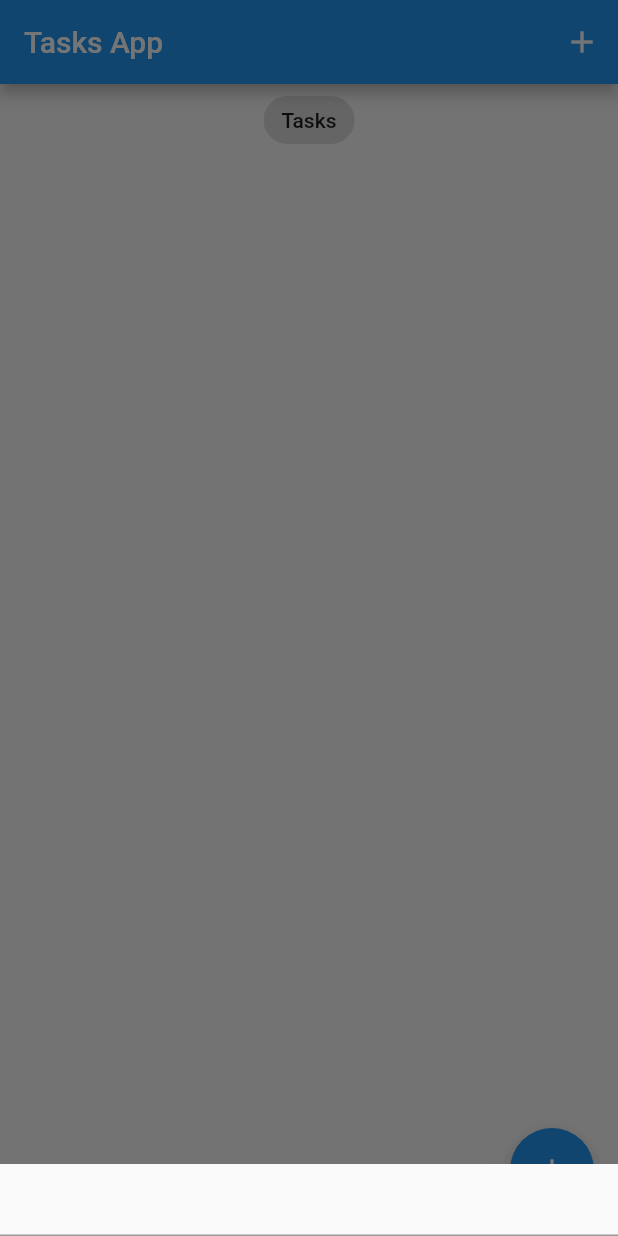
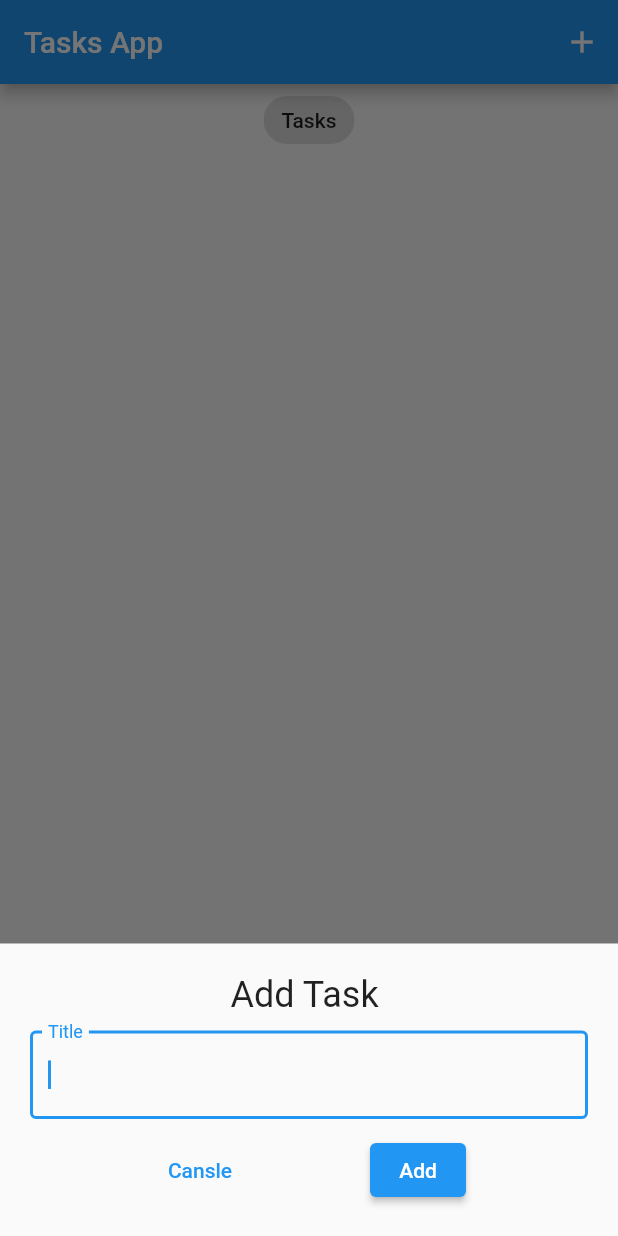
Before and after one commit to crow-dz/todowi, a Flutter app: the screen it shows after launch, after a tap on the "add" icon, on a phone screen of 412 x 824 dp. Run offline on Flutter 3.47's test engine with Material 2 defaults, Android fonts, the phone set to English and light mode, and no system bars; our stand-ins replace bloc, equatable, flutter_bloc; statements that could not run were skipped.

Commit message:
adding isDone task

```diff
--- a/lib/blocs/bloc/tasks_bloc.dart
+++ b/lib/blocs/bloc/tasks_bloc.dart
@@ -1,3 +1,5 @@
+import 'dart:developer';
+
 import 'package:bloc/bloc.dart';
 import 'package:equatable/equatable.dart';
 
@@ -14,11 +16,28 @@ class TasksBloc extends Bloc<TasksEvent, TasksState> {
   }
   void _onAddTask(AddTask event, Emitter<TasksState> emit) {
     final state = this.state;
+
     emit(
       TasksState(allTasks: List.from(state.allTasks)..add(event.task)),
     );
+    log(List.from(state.allTasks).toString());
   }
 
-  void _onUpdateTask(UpdateTask event, Emitter<TasksState> emit) {}
+  void _onUpdateTask(UpdateTask event, Emitter<TasksState> emit) {
+    // get new state from task event
+    final state = this.state;
+    // get new task from task event
+    final task = event.task;
+    // still not get it
+    List<Task> allTasks = List.from(state.allTasks)..remove(task);
+    // getting task index
+    final int index = state.allTasks.indexOf(task);
+    // toggel task isDone
+    task.isDone == false
+        ? allTasks.insert(index, task.copyWith(isDone: true))
+        : allTasks.insert(index, task.copyWith(isDone: false));
+    emit(TasksState(allTasks: allTasks));
+  }
+
   void _onDeleteTask(DeleteTask event, Emitter<TasksState> emit) {}
 }
--- a/lib/blocs/bloc/tasks_state.dart
+++ b/lib/blocs/bloc/tasks_state.dart
@@ -5,5 +5,5 @@ class TasksState extends Equatable {
   const TasksState({this.allTasks = const <Task>[]});
 
   @override
-  List<Object> get props => [];
+  List<Object> get props => [allTasks];
 }
--- a/lib/main.dart
+++ b/lib/main.dart
@@ -17,8 +17,7 @@ class MyApp extends StatelessWidget {
   @override
   Widget build(BuildContext context) {
     return BlocProvider(
-      create: (context) =>
-          TasksBloc()..add(AddTask(task: Task(title: "test task"))),
+      create: (context) => TasksBloc(),
       child: MaterialApp(
         debugShowCheckedModeBanner: false,
         theme: ThemeData(
--- /dev/null
+++ b/lib/screens/add_task_screen.dart
@@ -0,0 +1,56 @@
+import 'package:flutter/material.dart';
+import 'package:todowi/blocs/bloc_exports.dart';
+
+import '../models/task.dart';
+
+class AddTaskScreen extends StatelessWidget {
+  const AddTaskScreen({
+    Key? key,
+  }) : super(key: key);
+
+  @override
+  Widget build(BuildContext context) {
+    TextEditingController titleController = TextEditingController();
+    return Container(
+      padding: const EdgeInsets.all(20),
+      child: Column(
+        children: [
+          const Text(
+            "Add Task ",
+            style: TextStyle(fontSize: 24),
+          ),
+          const SizedBox(
+            height: 10,
+          ),
+          TextField(
+            autofocus: true,
+            controller: titleController,
+            decoration: const InputDecoration(
+                label: Text("Title"), border: OutlineInputBorder()),
+          ),
+          const SizedBox(
+            height: 10,
+          ),
+          Row(
+            mainAxisAlignment: MainAxisAlignment.spaceEvenly,
+            children: [
+              TextButton(
+                  onPressed: (() => Navigator.pop(context)),
+                  child: const Text("Cansle")),
+              ElevatedButton(
+                  onPressed: () {
+                    // catch task title from title controller
+                    // set task object to var
+                    var task = Task(title: titleController.text);
+                    // add task to Addtask event
+                    context.read<TasksBloc>().add(AddTask(task: task));
+                    Navigator.pop(context);
+                  },
+                  child: const Text("Add"))
+            ],
+          )
+        ],
+      ),
+    );
+  }
+}
--- a/lib/screens/task_screen.dart
+++ b/lib/screens/task_screen.dart
@@ -3,10 +3,11 @@ import 'package:todowi/blocs/bloc_exports.dart';
 
 import '../models/task.dart';
 import '../widgets/task_list.dart';
+import 'add_task_screen.dart';
 
 class TasksScreen extends StatelessWidget {
-  TasksScreen({super.key});
-  TextEditingController titleController = TextEditingController();
+  TasksScreen({super.key}) : super();
+
   void _addTask(BuildContext context) {
     showModalBottomSheet(
       context: context,
@@ -15,13 +16,7 @@ class TasksScreen extends StatelessWidget {
           child: Container(
             padding: EdgeInsets.only(
                 bottom: MediaQuery.of(context).viewInsets.bottom),
-            child: Column(
-              children: [
-                TextField(
-                  controller: titleController,
-                )
-              ],
-            ),
+            child: const AddTaskScreen(),
           ),
         );
       },
--- a/lib/widgets/task_list.dart
+++ b/lib/widgets/task_list.dart
@@ -1,5 +1,6 @@
 import 'package:flutter/material.dart';
 import 'package:todowi/models/task.dart';
+import 'package:todowi/blocs/bloc_exports.dart';
 
 class TaskList extends StatelessWidget {
   const TaskList({
@@ -19,7 +20,9 @@ class TaskList extends StatelessWidget {
           return ListTile(
             title: Text(task.title),
             trailing: Checkbox(
-              onChanged: (value) {},
+              onChanged: (value) {
+                context.read<TasksBloc>().add(UpdateTask(task: task));
+              },
               value: task.isDone,
             ),
           );
```
